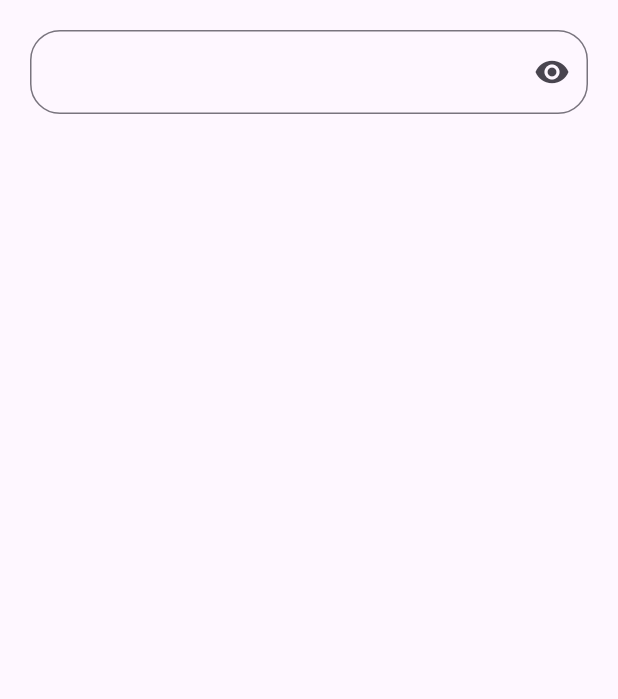
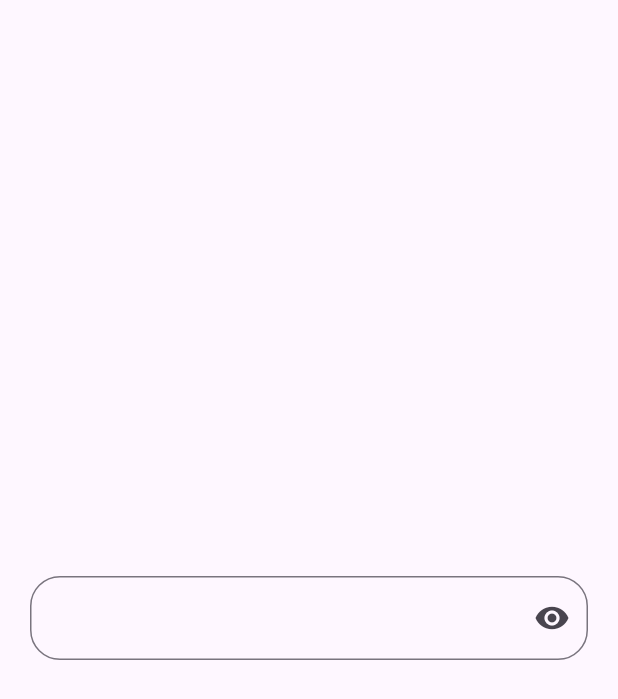
Before and after one commit to lailaharb004-creator/Flutter-Apps, a Flutter app: the screen it shows after launch, on a phone screen of 412 x 824 dp. Shown: the top 699 px of the screen. Run offline on Flutter 3.47's test engine with Material 3 defaults, Android fonts, the phone set to English and light mode, and no system bars.

Commit message:
show/hide password

```diff
--- a/show_hide_password/lib/logic.dart
+++ b/show_hide_password/lib/logic.dart
@@ -1,6 +1,30 @@
 import 'package:flutter/material.dart';
 
-class SHPassword extends ChangeNotifier{
+class SHPasswordProvider extends ChangeNotifier{
+  TextEditingController ctr=TextEditingController();
+  String hideText="";
+  String showedText="";
+  String result="";
   bool isClicked=false;
+  List<Widget>dots=[];
+  void showHide(){
+
+    isClicked=!isClicked;
+    if(isClicked){
+      showedText=ctr.text;
+      hideText="";
+      for(int i=0;i<ctr.text.length;i++){
+        hideText+=".";
+      }
+
+      result=hideText;
+
+    }
+    else{
+      result=showedText;
+    }
+    ctr.text=result;
+    notifyListeners();
+  }
 
 }
--- a/show_hide_password/lib/main.dart
+++ b/show_hide_password/lib/main.dart
@@ -12,7 +12,7 @@ class MyApp extends StatelessWidget {
   // This widget is the root of your application.
   @override
   Widget build(BuildContext context) {
-    return ChangeNotifierProvider(create:(context) => SHPassword(),
+    return ChangeNotifierProvider(create:(context) => SHPasswordProvider(),
     child: MaterialApp(
       debugShowCheckedModeBanner: false,
       home: HomePage(),
@@ -26,21 +26,28 @@ class HomePage extends StatelessWidget{
 
   @override
   Widget build(BuildContext context) {
-    var x =context.watch<SHPassword>();
+    var x =context.watch<SHPasswordProvider>();
     return Scaffold(
       body:Padding(
         padding: const EdgeInsets.all(20),
-        child: SizedBox(
+        child: Column(
+          mainAxisAlignment: .center,
+          crossAxisAlignment: .center,
+          children: [
+            SizedBox(
               width: 380,
               child: TextField(
+                controller: x.ctr,
                 decoration: InputDecoration(
                   border: OutlineInputBorder(borderRadius: .circular(20)),
                   suffixIcon: IconButton(
-                onPressed: (){},
+                    onPressed: (){context.read<SHPasswordProvider>().showHide();},
                     icon: Icon(Icons.visibility)
                     )
                 ),
               )
+            ),
+          ],
         ),
       )
     );
```
Lines whose indentation alone changed are shown as unchanged.
